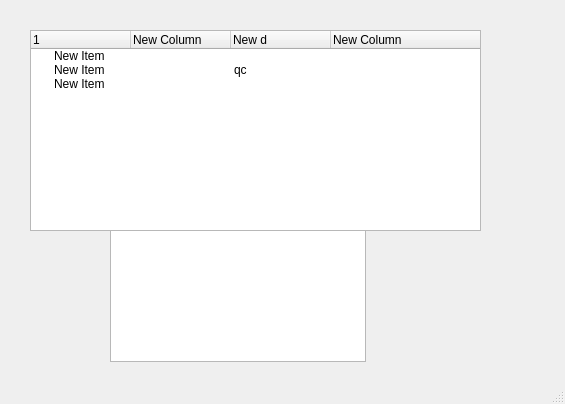
Old version of the form adaptive_autosar_simulation/mainwindow.ui in the repository ShamsElgohary/OTA-Adaptive-AUTOSAR-Project.
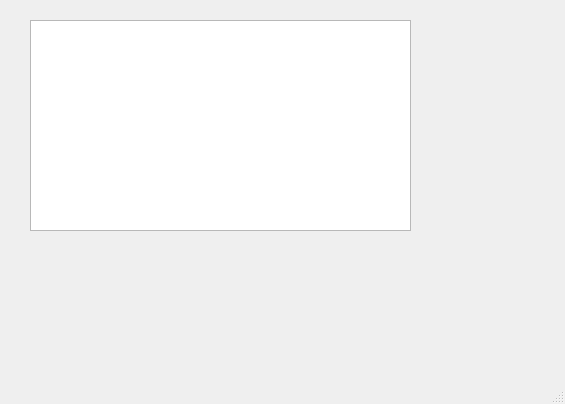
New version of the form.

Commit message: add new pkg table and adjust it's size

What changed in the file:
```diff
--- a/adaptive_autosar_simulation/mainwindow.ui
+++ b/adaptive_autosar_simulation/mainwindow.ui
@@ -14,87 +14,18 @@
    <string>MainWindow</string>
   </property>
   <widget class="QWidget" name="centralwidget">
-   <widget class="QListWidget" name="listWidget">
-    <property name="geometry">
-     <rect>
-      <x>110</x>
-      <y>170</y>
-      <width>256</width>
-      <height>192</height>
-     </rect>
-    </property>
-   </widget>
-   <widget class="QTreeWidget" name="treeWidget">
+   <widget class="QTreeView" name="Table">
     <property name="geometry">
      <rect>
       <x>30</x>
-      <y>30</y>
-      <width>451</width>
-      <height>201</height>
+      <y>20</y>
+      <width>381</width>
+      <height>211</height>
      </rect>
     </property>
-    <column>
-     <property name="text">
-      <string>1</string>
-     </property>
-    </column>
-    <column>
-     <property name="text">
-      <string>New Column</string>
-     </property>
-    </column>
-    <column>
-     <property name="text">
-      <string>New d</string>
-     </property>
-    </column>
-    <column>
-     <property name="text">
-      <string>New Column</string>
-     </property>
-    </column>
-    <item>
-     <property name="text">
-      <string>New Item</string>
-     </property>
-     <property name="text">
-      <string/>
-     </property>
-     <property name="text">
-      <string/>
-     </property>
-     <property name="text">
-      <string/>
-     </property>
-    </item>
-    <item>
-     <property name="text">
-      <string>New Item</string>
-     </property>
-     <property name="text">
-      <string/>
-     </property>
-     <property name="text">
-      <string>qc</string>
-     </property>
-     <property name="text">
-      <string/>
-     </property>
-    </item>
-    <item>
-     <property name="text">
-      <string>New Item</string>
-     </property>
-     <property name="text">
-      <string/>
-     </property>
-     <property name="text">
-      <string/>
-     </property>
-     <property name="text">
-      <string/>
-     </property>
-    </item>
+    <property name="styleSheet">
+     <string notr="true">ss</string>
+    </property>
    </widget>
   </widget>
   <widget class="QMenuBar" name="menubar">
```
The commit also changes 12 other files.
